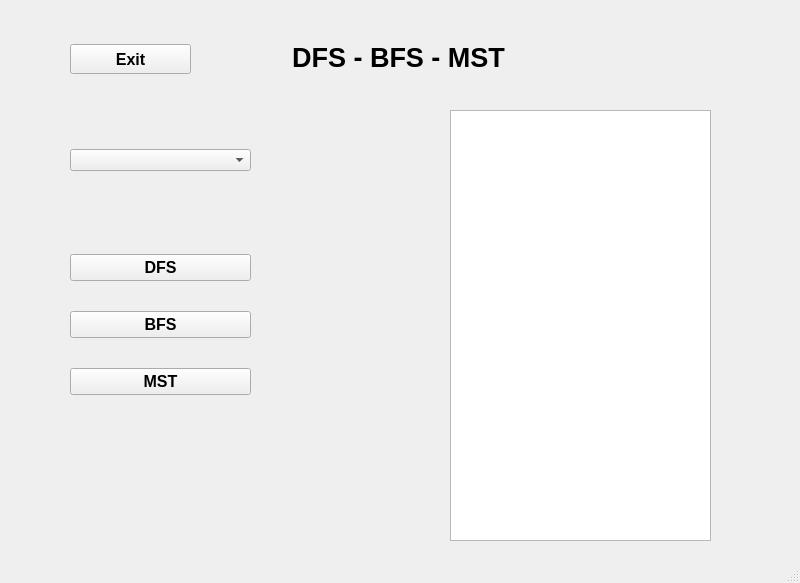
First picture: the form in StadiumTourProject/mainwindow.ui, repository joeyCampbelll/CS1D-Project-2, before the edit.
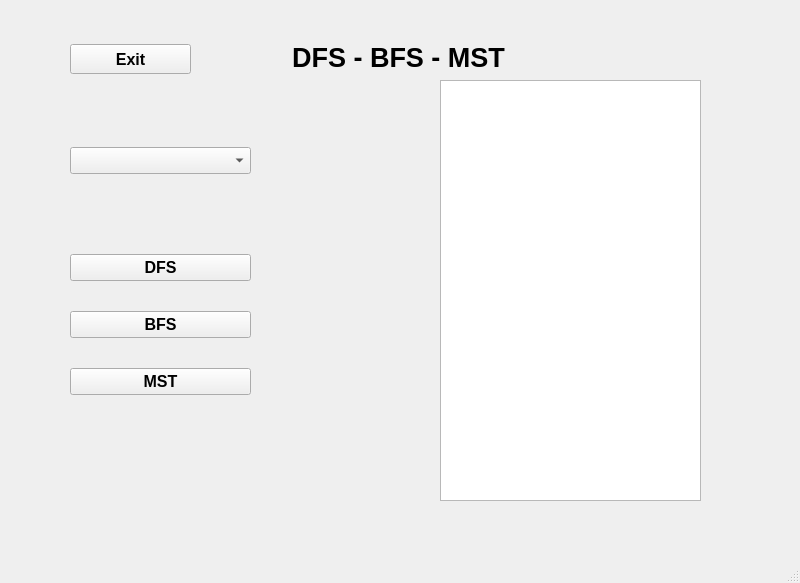
Second picture: the form after the edit.

What changed in the file:
```diff
--- a/StadiumTourProject/mainwindow.ui
+++ b/StadiumTourProject/mainwindow.ui
@@ -1561,7 +1561,7 @@
       </property>
       <layout class="QVBoxLayout" name="verticalLayout">
        <item>
-        <widget class="QPushButton" name="generateMST">
+        <widget class="QPushButton" name="generateDFS">
          <property name="font">
           <font>
            <pointsize>12</pointsize>
@@ -1589,7 +1589,7 @@
         </widget>
        </item>
        <item>
-        <widget class="QPushButton" name="generateDFS">
+        <widget class="QPushButton" name="generateMST">
          <property name="font">
           <font>
            <pointsize>12</pointsize>
@@ -1615,22 +1615,38 @@
       </property>
       <layout class="QVBoxLayout" name="verticalLayout_2">
        <item>
-        <widget class="QComboBox" name="stadiumSelector"/>
+        <widget class="QComboBox" name="stadiumSelector">
+         <property name="font">
+          <font>
+           <pointsize>12</pointsize>
+           <weight>75</weight>
+           <bold>true</bold>
+          </font>
+         </property>
+        </widget>
        </item>
       </layout>
      </widget>
      <widget class="QWidget" name="verticalLayoutWidget_3">
       <property name="geometry">
        <rect>
-        <x>450</x>
-        <y>110</y>
+        <x>440</x>
+        <y>80</y>
         <width>261</width>
-        <height>431</height>
+        <height>421</height>
        </rect>
       </property>
       <layout class="QVBoxLayout" name="verticalLayout_3">
        <item>
-        <widget class="QTextBrowser" name="displayRoute"/>
+        <widget class="QTextBrowser" name="displayRoute">
+         <property name="font">
+          <font>
+           <pointsize>12</pointsize>
+           <weight>75</weight>
+           <bold>true</bold>
+          </font>
+         </property>
+        </widget>
        </item>
       </layout>
      </widget>
```
Left out of the diff: 4 changed lines with no effect on the pictures.
